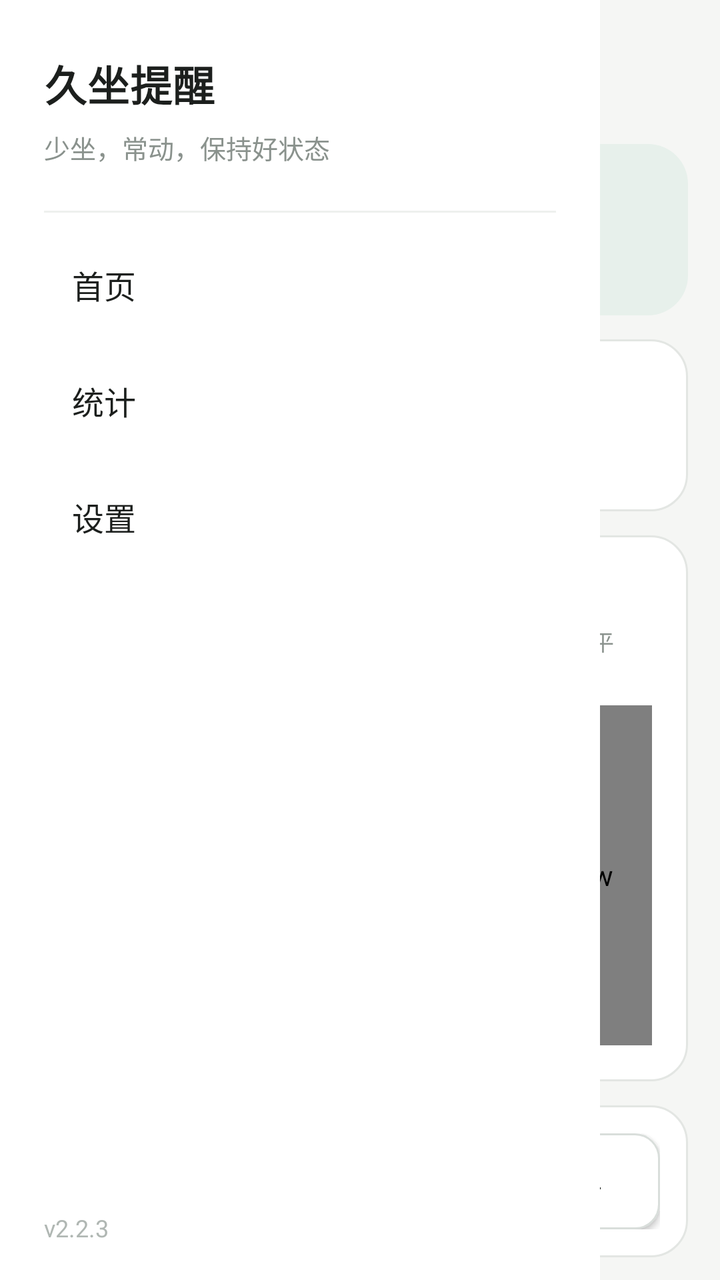
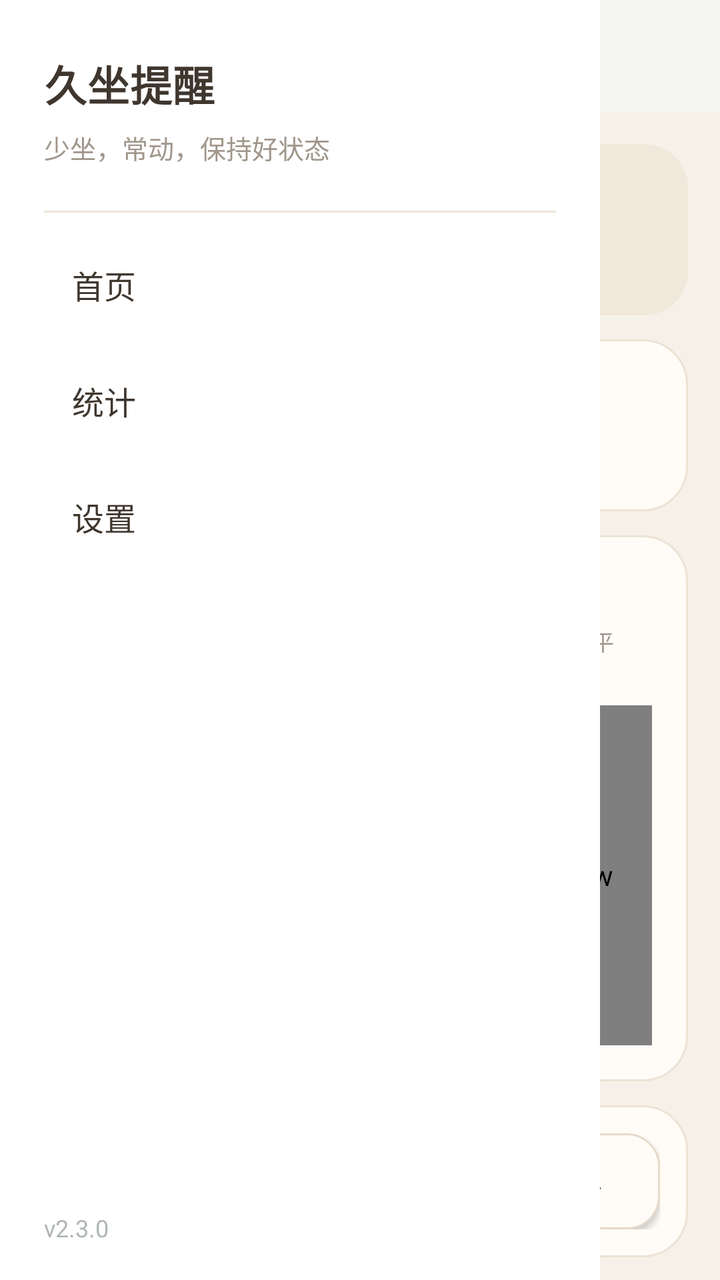

Two renders of the same Android screen: before a commit and after it. Below are the layout's source before the change and the commit's diff.
<!-- AndroidManifest.xml: application theme android:Theme.Material.Light.NoActionBar -->
<!-- res/layout/activity_stats.xml -->
<?xml version="1.0" encoding="utf-8"?>
<FrameLayout xmlns:android="http://schemas.android.com/apk/res/android"
    android:layout_width="match_parent"
    android:layout_height="match_parent"
    android:background="@drawable/bg_main"
    android:fitsSystemWindows="true">

    <LinearLayout
        android:layout_width="match_parent"
        android:layout_height="match_parent"
        android:orientation="vertical">

        <include layout="@layout/top_bar" />

        <ScrollView
            android:layout_width="match_parent"
            android:layout_height="match_parent"
            android:scrollbars="none">

            <LinearLayout
                android:layout_width="match_parent"
                android:layout_height="wrap_content"
                android:orientation="vertical"
                android:padding="16dp">

                <LinearLayout
                    android:layout_width="match_parent"
                    android:layout_height="wrap_content"
                    android:background="@drawable/panel_tint"
                    android:orientation="vertical"
                    android:padding="18dp">

                    <TextView
                        android:layout_width="wrap_content"
                        android:layout_height="wrap_content"
                        android:text="最近一周"
                        android:textColor="#6B726E"
                        android:textSize="13sp" />

                    <TextView
                        android:id="@+id/tvWeekSummary"
                        android:layout_width="match_parent"
                        android:layout_height="wrap_content"
                        android:layout_marginTop="6dp"
                        android:textColor="#1C1F1D"
                        android:textSize="18sp"
                        android:textStyle="bold" />
                </LinearLayout>

                <LinearLayout
                    android:layout_width="match_parent"
                    android:layout_height="wrap_content"
                    android:layout_marginTop="12dp"
                    android:orientation="horizontal">

                    <LinearLayout
                        android:layout_width="0dp"
                        android:layout_height="wrap_content"
                        android:layout_marginEnd="6dp"
                        android:layout_weight="1"
                        android:background="@drawable/card_white"
                        android:orientation="vertical"
                        android:padding="16dp">

                        <TextView
                            android:id="@+id/tvTodayBreaks"
                            android:layout_width="wrap_content"
                            android:layout_height="wrap_content"
                            android:text="0"
                            android:textColor="#1E6B52"
                            android:textSize="24sp"
                            android:textStyle="bold" />

                        <TextView
                            android:layout_width="wrap_content"
                            android:layout_height="wrap_content"
                            android:layout_marginTop="4dp"
                            android:text="今日有效活动"
                            android:textColor="#6B726E"
                            android:textSize="12sp" />
                    </LinearLayout>

                    <LinearLayout
                        android:layout_width="0dp"
                        android:layout_height="wrap_content"
                        android:layout_marginStart="6dp"
                        android:layout_weight="1"
                        android:background="@drawable/card_white"
                        android:orientation="vertical"
                        android:padding="16dp">

                        <TextView
                            android:id="@+id/tvTodayAlerts"
                            android:layout_width="wrap_content"
                            android:layout_height="wrap_content"
                            android:text="0"
                            android:textColor="#1C1F1D"
                            android:textSize="24sp"
                            android:textStyle="bold" />

                        <TextView
                            android:layout_width="wrap_content"
                            android:layout_height="wrap_content"
                            android:layout_marginTop="4dp"
                            android:text="今日提醒"
                            android:textColor="#6B726E"
                            android:textSize="12sp" />
                    </LinearLayout>
                </LinearLayout>

                <LinearLayout
                    android:layout_width="match_parent"
                    android:layout_height="wrap_content"
                    android:layout_marginTop="12dp"
                    android:background="@drawable/card_white"
                    android:orientation="vertical"
                    android:padding="18dp">

                    <TextView
                        android:layout_width="wrap_content"
                        android:layout_height="wrap_content"
                        android:text="自适应调整趋势"
                        android:textColor="#1C1F1D"
                        android:textSize="17sp"
                        android:textStyle="bold" />

                    <TextView
                        android:layout_width="wrap_content"
                        android:layout_height="wrap_content"
                        android:layout_marginTop="2dp"
                        android:text="绿色 = 每天实际提醒目标（分钟） · 灰色 = 总体响应水平（0-10）"
                        android:textColor="#8A928D"
                        android:textSize="11sp" />

                    <com.sedentary.reminder.TrendChartView
                        android:id="@+id/trendChart"
                        android:layout_width="match_parent"
                        android:layout_height="170dp"
                        android:layout_marginTop="8dp" />
                </LinearLayout>

                <LinearLayout
                    android:layout_width="match_parent"
                    android:layout_height="wrap_content"
                    android:layout_marginTop="12dp"
                    android:background="@drawable/card_white"
                    android:orientation="vertical"
                    android:padding="14dp">

                    <LinearLayout
                        android:layout_width="match_parent"
                        android:layout_height="wrap_content"
                        android:orientation="horizontal">

                        <Button
                            android:id="@+id/btnRangeDay"
                            android:layout_width="0dp"
                            android:layout_height="wrap_content"
                            android:layout_marginEnd="4dp"
                            android:layout_weight="1"
                            android:background="@drawable/btn_secondary"
                            android:text="日"
                            android:textColor="#1C1F1D"
                            android:textSize="14sp" />

                        <Button
                            android:id="@+id/btnRangeWeek"
                            android:layout_width="0dp"
                            android:layout_height="wrap_content"
                            android:layout_marginEnd="4dp"
                            android:layout_weight="1"
                            android:background="@drawable/btn_secondary"
                            android:text="周"
                            android:textColor="#1C1F1D"
                            android:textSize="14sp" />

                        <Button
                            android:id="@+id/btnRangeMonth"
                            android:layout_width="0dp"
                            android:layout_height="wrap_content"
                            android:layout_marginEnd="4dp"
                            android:layout_weight="1"
                            android:background="@drawable/btn_secondary"
                            android:text="月"
                            android:textColor="#1C1F1D"
                            android:textSize="14sp" />

                        <Button
                            android:id="@+id/btnRangeYear"
                            android:layout_width="0dp"
                            android:layout_height="wrap_content"
                            android:layout_weight="1"
                            android:background="@drawable/btn_secondary"
                            android:text="年"
                            android:textColor="#1C1F1D"
                            android:textSize="14sp" />
                    </LinearLayout>
                </LinearLayout>

                <LinearLayout
                    android:layout_width="match_parent"
                    android:layout_height="wrap_content"
                    android:layout_marginTop="12dp"
                    android:background="@drawable/card_white"
                    android:orientation="vertical"
                    android:padding="18dp">

                    <TextView
                        android:id="@+id/tvRangeTitle"
                        android:layout_width="wrap_content"
                        android:layout_height="wrap_content"
                        android:text="近 7 天"
                        android:textColor="#1C1F1D"
                        android:textSize="17sp"
                        android:textStyle="bold" />

                    <TextView
                        android:id="@+id/tvLegend"
                        android:layout_width="wrap_content"
                        android:layout_height="wrap_content"
                        android:layout_marginTop="2dp"
                        android:text="深色 = 提醒 · 绿色 = 有效活动"
                        android:textColor="#8A928D"
                        android:textSize="11sp" />

                    <com.sedentary.reminder.StatsChartView
                        android:id="@+id/chart"
                        android:layout_width="match_parent"
                        android:layout_height="190dp"
                        android:layout_marginTop="8dp" />
                </LinearLayout>

                <LinearLayout
                    android:layout_width="match_parent"
                    android:layout_height="wrap_content"
                    android:layout_marginTop="12dp"
                    android:background="@drawable/card_white"
                    android:orientation="vertical"
                    android:padding="18dp">

                    <TextView
                        android:layout_width="wrap_content"
                        android:layout_height="wrap_content"
                        android:text="每日明细"
                        android:textColor="#1C1F1D"
                        android:textSize="17sp"
                        android:textStyle="bold" />

                    <LinearLayout
                        android:id="@+id/llDays"
                        android:layout_width="match_parent"
                        android:layout_height="wrap_content"
                        android:layout_marginTop="8dp"
                        android:orientation="vertical" />
                </LinearLayout>

                <Button
                    android:id="@+id/btnShare"
                    android:layout_width="match_parent"
                    android:layout_height="wrap_content"
                    android:layout_marginTop="12dp"
                    android:background="@drawable/btn_primary"
                    android:text="分享本周报告"
                    android:textColor="#FFFFFF"
                    android:textSize="15sp"
                    android:textStyle="bold" />

                <Button
                    android:id="@+id/btnBack"
                    android:layout_width="match_parent"
                    android:layout_height="wrap_content"
                    android:layout_marginTop="12dp"
                    android:background="@drawable/btn_secondary"
                    android:text="返回首页"
                    android:textColor="#1C1F1D"
                    android:textSize="15sp" />
            </LinearLayout>
        </ScrollView>
    </LinearLayout>

    <View
        android:id="@+id/scrim"
        android:layout_width="match_parent"
        android:layout_height="match_parent"
        android:background="#66000000"
        android:visibility="gone" />

    <include
        android:id="@+id/drawer"
        layout="@layout/nav_drawer"
        android:layout_width="300dp"
        android:layout_height="match_parent"
        android:layout_gravity="start" />
</FrameLayout>
<!-- res/layout/top_bar.xml (included above) -->
﻿<?xml version="1.0" encoding="utf-8"?>
<LinearLayout xmlns:android="http://schemas.android.com/apk/res/android"
    android:layout_width="match_parent"
    android:layout_height="56dp"
    android:background="#F5F6F4"
    android:gravity="center_vertical"
    android:orientation="horizontal"
    android:paddingStart="4dp"
    android:paddingEnd="16dp">

    <Button
        android:id="@+id/btnMenu"
        android:layout_width="48dp"
        android:layout_height="48dp"
        android:background="@android:color/transparent"
        android:text="☰"
        android:textColor="#1C1F1D"
        android:textSize="20sp" />

    <TextView
        android:id="@+id/tvTitle"
        android:layout_width="0dp"
        android:layout_height="wrap_content"
        android:layout_weight="1"
        android:text="首页"
        android:textColor="#1C1F1D"
        android:textSize="18sp"
        android:textStyle="bold" />
</LinearLayout>
<!-- res/layout/nav_drawer.xml (included above) -->
<?xml version="1.0" encoding="utf-8"?>
<LinearLayout xmlns:android="http://schemas.android.com/apk/res/android"
    android:layout_width="300dp"
    android:layout_height="match_parent"
    android:background="#FFFFFF"
    android:orientation="vertical"
    android:paddingStart="22dp"
    android:paddingTop="26dp"
    android:paddingEnd="22dp"
    android:paddingBottom="18dp">

    <TextView
        android:layout_width="wrap_content"
        android:layout_height="wrap_content"
        android:letterSpacing="0.02"
        android:text="久坐提醒"
        android:textColor="#1C1F1D"
        android:textSize="21sp"
        android:textStyle="bold" />

    <TextView
        android:layout_width="wrap_content"
        android:layout_height="wrap_content"
        android:layout_marginTop="7dp"
        android:text="少坐，常动，保持好状态"
        android:textColor="#8A928D"
        android:textSize="13sp" />

    <View
        android:layout_width="match_parent"
        android:layout_height="1dp"
        android:layout_marginTop="22dp"
        android:background="#EEF0EE" />

    <Button
        android:id="@+id/navHome"
        android:layout_width="match_parent"
        android:layout_height="56dp"
        android:layout_marginTop="8dp"
        android:background="@android:color/transparent"
        android:gravity="start|center_vertical"
        android:insetTop="0dp"
        android:insetBottom="0dp"
        android:minHeight="0dp"
        android:paddingStart="14dp"
        android:paddingEnd="14dp"
        android:stateListAnimator="@null"
        android:text="首页"
        android:textColor="#1C1F1D"
        android:textSize="16sp" />

    <Button
        android:id="@+id/navStats"
        android:layout_width="match_parent"
        android:layout_height="56dp"
        android:layout_marginTop="2dp"
        android:background="@android:color/transparent"
        android:gravity="start|center_vertical"
        android:insetTop="0dp"
        android:insetBottom="0dp"
        android:minHeight="0dp"
        android:paddingStart="14dp"
        android:paddingEnd="14dp"
        android:stateListAnimator="@null"
        android:text="统计"
        android:textColor="#1C1F1D"
        android:textSize="16sp" />

    <Button
        android:id="@+id/navSettings"
        android:layout_width="match_parent"
        android:layout_height="56dp"
        android:layout_marginTop="2dp"
        android:background="@android:color/transparent"
        android:gravity="start|center_vertical"
        android:insetTop="0dp"
        android:insetBottom="0dp"
        android:minHeight="0dp"
        android:paddingStart="14dp"
        android:paddingEnd="14dp"
        android:stateListAnimator="@null"
        android:text="设置"
        android:textColor="#1C1F1D"
        android:textSize="16sp" />

    <Space
        android:layout_width="match_parent"
        android:layout_height="0dp"
        android:layout_weight="1" />

    <TextView
        android:layout_width="wrap_content"
        android:layout_height="wrap_content"
        android:text="v2.2.3"
        android:textColor="#B0B7B3"
        android:textSize="12sp" />
</LinearLayout>
<!-- resources referenced by this layout -->
<resources>
  <!-- drawable bg_main (drawable) -->
  ﻿<?xml version="1.0" encoding="utf-8"?><shape xmlns:android="http://schemas.android.com/apk/res/android"><solid android:color="#F5F6F4" /></shape>
  <!-- drawable btn_primary (drawable) -->
  ﻿<?xml version="1.0" encoding="utf-8"?><shape xmlns:android="http://schemas.android.com/apk/res/android"><solid android:color="#1E6B52" /><corners android:radius="12dp" /></shape>
  <!-- drawable btn_secondary (drawable) -->
  ﻿<?xml version="1.0" encoding="utf-8"?><shape xmlns:android="http://schemas.android.com/apk/res/android"><solid android:color="#FFFFFF" /><stroke android:width="1dp" android:color="#D9DEDB" /><corners android:radius="12dp" /></shape>
  <!-- drawable card_white (drawable) -->
  ﻿<?xml version="1.0" encoding="utf-8"?><shape xmlns:android="http://schemas.android.com/apk/res/android"><solid android:color="#FFFFFF" /><stroke android:width="1dp" android:color="#E3E6E3" /><corners android:radius="18dp" /></shape>
  <!-- drawable panel_tint (drawable) -->
  ﻿<?xml version="1.0" encoding="utf-8"?><shape xmlns:android="http://schemas.android.com/apk/res/android"><solid android:color="#E7F0EB" /><corners android:radius="20dp" /></shape>
</resources>

<!-- the commit's change to res/layout/activity_stats.xml (unified diff, before → after) -->
@@ -34,7 +34,7 @@
                         android:layout_width="wrap_content"
                         android:layout_height="wrap_content"
                         android:text="最近一周"
-                        android:textColor="#6B726E"
+                        android:textColor="#8A7F73"
                         android:textSize="13sp" />
 
                     <TextView
@@ -42,7 +42,7 @@
                         android:layout_width="match_parent"
                         android:layout_height="wrap_content"
                         android:layout_marginTop="6dp"
-                        android:textColor="#1C1F1D"
+                        android:textColor="#3F362E"
                         android:textSize="18sp"
                         android:textStyle="bold" />
                 </LinearLayout>
@@ -76,7 +76,7 @@
                             android:layout_height="wrap_content"
                             android:layout_marginTop="4dp"
                             android:text="今日有效活动"
-                            android:textColor="#6B726E"
+                            android:textColor="#8A7F73"
                             android:textSize="12sp" />
                     </LinearLayout>
 
@@ -94,7 +94,7 @@
                             android:layout_width="wrap_content"
                             android:layout_height="wrap_content"
                             android:text="0"
-                            android:textColor="#1C1F1D"
+                            android:textColor="#3F362E"
                             android:textSize="24sp"
                             android:textStyle="bold" />
 
@@ -103,7 +103,7 @@
                             android:layout_height="wrap_content"
                             android:layout_marginTop="4dp"
                             android:text="今日提醒"
-                            android:textColor="#6B726E"
+                            android:textColor="#8A7F73"
                             android:textSize="12sp" />
                     </LinearLayout>
                 </LinearLayout>
@@ -120,7 +120,7 @@
                         android:layout_width="wrap_content"
                         android:layout_height="wrap_content"
                         android:text="自适应调整趋势"
-                        android:textColor="#1C1F1D"
+                        android:textColor="#3F362E"
                         android:textSize="17sp"
                         android:textStyle="bold" />
 
@@ -128,8 +128,8 @@
                         android:layout_width="wrap_content"
                         android:layout_height="wrap_content"
                         android:layout_marginTop="2dp"
-                        android:text="绿色 = 每天实际提醒目标（分钟） · 灰色 = 总体响应水平（0-10）"
-                        android:textColor="#8A928D"
+                        android:text="橙色 = 每天实际提醒目标（分钟） · 灰色 = 总体响应水平（0-10）"
+                        android:textColor="#A0968A"
                         android:textSize="11sp" />
 
                     <com.sedentary.reminder.TrendChartView
@@ -160,7 +160,7 @@
                             android:layout_weight="1"
                             android:background="@drawable/btn_secondary"
                             android:text="日"
-                            android:textColor="#1C1F1D"
+                            android:textColor="#3F362E"
                             android:textSize="14sp" />
 
                         <Button
@@ -171,7 +171,7 @@
                             android:layout_weight="1"
                             android:background="@drawable/btn_secondary"
                             android:text="周"
-                            android:textColor="#1C1F1D"
+                            android:textColor="#3F362E"
                             android:textSize="14sp" />
 
                         <Button
@@ -182,7 +182,7 @@
                             android:layout_weight="1"
                             android:background="@drawable/btn_secondary"
                             android:text="月"
-                            android:textColor="#1C1F1D"
+                            android:textColor="#3F362E"
                             android:textSize="14sp" />
 
                         <Button
@@ -192,7 +192,7 @@
                             android:layout_weight="1"
                             android:background="@drawable/btn_secondary"
                             android:text="年"
-                            android:textColor="#1C1F1D"
+                            android:textColor="#3F362E"
                             android:textSize="14sp" />
                     </LinearLayout>
                 </LinearLayout>
@@ -210,7 +210,7 @@
                         android:layout_width="wrap_content"
                         android:layout_height="wrap_content"
                         android:text="近 7 天"
-                        android:textColor="#1C1F1D"
+                        android:textColor="#3F362E"
                         android:textSize="17sp"
                         android:textStyle="bold" />
 
@@ -219,8 +219,8 @@
                         android:layout_width="wrap_content"
                         android:layout_height="wrap_content"
                         android:layout_marginTop="2dp"
-                        android:text="深色 = 提醒 · 绿色 = 有效活动"
-                        android:textColor="#8A928D"
+                        android:text="深色 = 提醒 · 橙色 = 有效活动"
+                        android:textColor="#A0968A"
                         android:textSize="11sp" />
 
                     <com.sedentary.reminder.StatsChartView
@@ -242,7 +242,7 @@
                         android:layout_width="wrap_content"
                         android:layout_height="wrap_content"
                         android:text="每日明细"
-                        android:textColor="#1C1F1D"
+                        android:textColor="#3F362E"
                         android:textSize="17sp"
                         android:textStyle="bold" />
 
@@ -272,7 +272,7 @@
                     android:layout_marginTop="12dp"
                     android:background="@drawable/btn_secondary"
                     android:text="返回首页"
-                    android:textColor="#1C1F1D"
+                    android:textColor="#3F362E"
                     android:textSize="15sp" />
             </LinearLayout>
         </ScrollView>
@@ -293,7 +293,7 @@
         android:layout_gravity="start" />
 </FrameLayout>
 <!-- res/layout/top_bar.xml (included above) -->
-﻿<?xml version="1.0" encoding="utf-8"?>
+<?xml version="1.0" encoding="utf-8"?>
 <LinearLayout xmlns:android="http://schemas.android.com/apk/res/android"
     android:layout_width="match_parent"
     android:layout_height="56dp"
@@ -309,7 +309,7 @@
         android:layout_height="48dp"
         android:background="@android:color/transparent"
         android:text="☰"
-        android:textColor="#1C1F1D"
+        android:textColor="#3F362E"
         android:textSize="20sp" />
 
     <TextView
@@ -318,7 +318,7 @@
         android:layout_height="wrap_content"
         android:layout_weight="1"
         android:text="首页"
-        android:textColor="#1C1F1D"
+        android:textColor="#3F362E"
         android:textSize="18sp"
         android:textStyle="bold" />
 </LinearLayout>
@@ -339,7 +339,7 @@
         android:layout_height="wrap_content"
         android:letterSpacing="0.02"
         android:text="久坐提醒"
-        android:textColor="#1C1F1D"
+        android:textColor="#3F362E"
         android:textSize="21sp"
         android:textStyle="bold" />
 
@@ -348,14 +348,14 @@
         android:layout_height="wrap_content"
         android:layout_marginTop="7dp"
         android:text="少坐，常动，保持好状态"
-        android:textColor="#8A928D"
+        android:textColor="#A0968A"
         android:textSize="13sp" />
 
     <View
         android:layout_width="match_parent"
         android:layout_height="1dp"
         android:layout_marginTop="22dp"
-        android:background="#EEF0EE" />
+        android:background="#EEE6DA" />
 
     <Button
         android:id="@+id/navHome"
@@ -371,7 +371,7 @@
         android:paddingEnd="14dp"
         android:stateListAnimator="@null"
         android:text="首页"
-        android:textColor="#1C1F1D"
+        android:textColor="#3F362E"
         android:textSize="16sp" />
 
     <Button
@@ -388,7 +388,7 @@
         android:paddingEnd="14dp"
         android:stateListAnimator="@null"
         android:text="统计"
-        android:textColor="#1C1F1D"
+        android:textColor="#3F362E"
         android:textSize="16sp" />
 
     <Button
@@ -405,7 +405,7 @@
         android:paddingEnd="14dp"
         android:stateListAnimator="@null"
         android:text="设置"
-        android:textColor="#1C1F1D"
+        android:textColor="#3F362E"
         android:textSize="16sp" />
 
     <Space
@@ -416,7 +416,7 @@
     <TextView
         android:layout_width="wrap_content"
         android:layout_height="wrap_content"
-        android:text="v2.2.3"
+        android:text="v2.3.0"
         android:textColor="#B0B7B3"
         android:textSize="12sp" />
 </LinearLayout>
<!-- resource entries referenced after the edit -->
@@ -1,14 +1,19 @@
 <!-- resources referenced by this layout -->
 <resources>
   <!-- drawable bg_main (drawable) -->
-  ﻿<?xml version="1.0" encoding="utf-8"?><shape xmlns:android="http://schemas.android.com/apk/res/android"><solid android:color="#F5F6F4" /></shape>
+  <?xml version="1.0" encoding="utf-8"?>
+  <shape xmlns:android="http://schemas.android.com/apk/res/android"><solid android:color="#F6F1E8" /></shape>
   <!-- drawable btn_primary (drawable) -->
-  ﻿<?xml version="1.0" encoding="utf-8"?><shape xmlns:android="http://schemas.android.com/apk/res/android"><solid android:color="#1E6B52" /><corners android:radius="12dp" /></shape>
+  <?xml version="1.0" encoding="utf-8"?>
+  <shape xmlns:android="http://schemas.android.com/apk/res/android"><solid android:color="#C67F52" /><corners android:radius="16dp" /></shape>
   <!-- drawable btn_secondary (drawable) -->
-  ﻿<?xml version="1.0" encoding="utf-8"?><shape xmlns:android="http://schemas.android.com/apk/res/android"><solid android:color="#FFFFFF" /><stroke android:width="1dp" android:color="#D9DEDB" /><corners android:radius="12dp" /></shape>
+  <?xml version="1.0" encoding="utf-8"?>
+  <shape xmlns:android="http://schemas.android.com/apk/res/android"><solid android:color="#FFFCF7" /><stroke android:width="1dp" android:color="#E5DACB" /><corners android:radius="16dp" /></shape>
   <!-- drawable card_white (drawable) -->
-  ﻿<?xml version="1.0" encoding="utf-8"?><shape xmlns:android="http://schemas.android.com/apk/res/android"><solid android:color="#FFFFFF" /><stroke android:width="1dp" android:color="#E3E6E3" /><corners android:radius="18dp" /></shape>
+  <?xml version="1.0" encoding="utf-8"?>
+  <shape xmlns:android="http://schemas.android.com/apk/res/android"><solid android:color="#FFFCF7" /><stroke android:width="1dp" android:color="#ECE3D5" /><corners android:radius="22dp" /></shape>
   <!-- drawable panel_tint (drawable) -->
-  ﻿<?xml version="1.0" encoding="utf-8"?><shape xmlns:android="http://schemas.android.com/apk/res/android"><solid android:color="#E7F0EB" /><corners android:radius="20dp" /></shape>
+  <?xml version="1.0" encoding="utf-8"?>
+  <shape xmlns:android="http://schemas.android.com/apk/res/android"><solid android:color="#F0E8DB" /><corners android:radius="22dp" /></shape>
 </resources>
 
